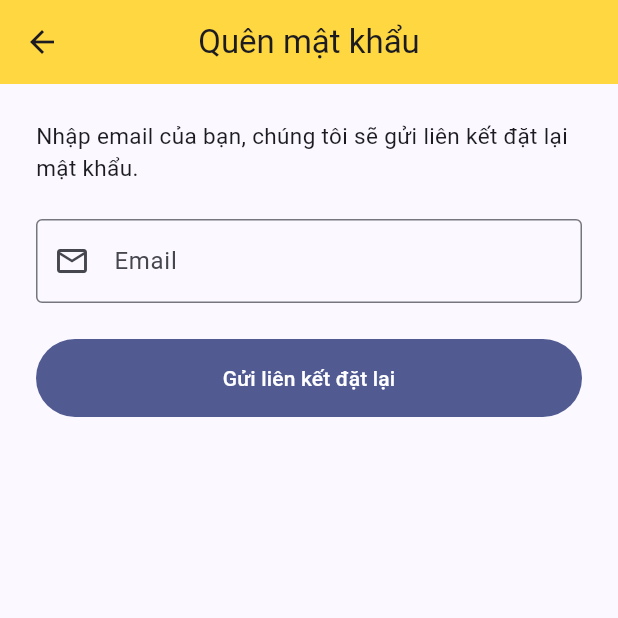
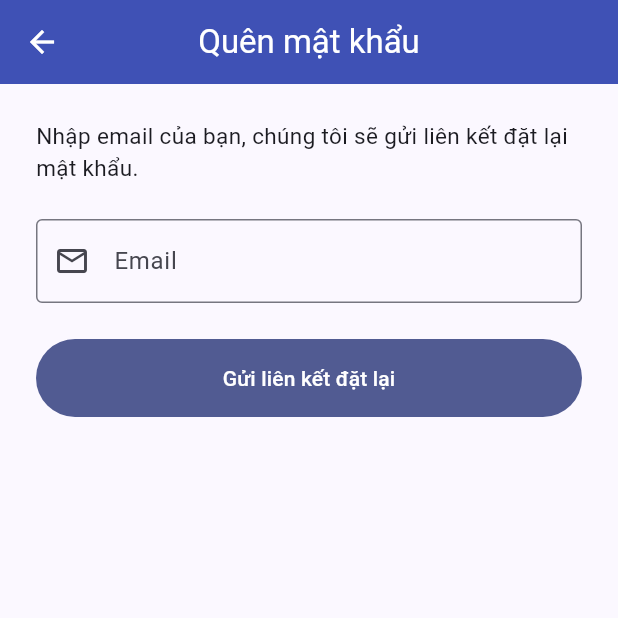
Before and after one commit to DuyVu550/mobile_app, a Flutter app: the screen it shows after launch, after a tap on "Quên mật khẩu?", on a phone screen of 412 x 824 dp, the top half of it. Run offline on Flutter 3.47's test engine with Material 3 defaults, Android fonts, the phone set to English and light mode, and no system bars; our stand-ins replace cloud_firestore, dio, firebase_auth, firebase_core, flutter_riverpod, fpdart and 2 more; accounts and stored records are empty.

Commit message:
feat: redesign login, register, and forgot password screens to premium tech theme

```diff
--- a/lib/features/auth/presentation/views/forgot_password_screen.dart
+++ b/lib/features/auth/presentation/views/forgot_password_screen.dart
@@ -52,7 +52,8 @@ class _ForgotPasswordScreenState extends ConsumerState<ForgotPasswordScreen> {
       appBar: AppBar(
         title: const Text('Quên mật khẩu'),
         centerTitle: true,
-        backgroundColor: Colors.amberAccent,
+        backgroundColor: Colors.indigo,
+        foregroundColor: Colors.white,
       ),
       body: SingleChildScrollView(
         padding: const EdgeInsets.all(24),
--- a/lib/features/auth/presentation/views/login_screen.dart
+++ b/lib/features/auth/presentation/views/login_screen.dart
@@ -50,7 +50,8 @@ class _LoginScreenState extends ConsumerState<LoginScreen> {
       appBar: AppBar(
         title: const Text('Đăng nhập'),
         centerTitle: true,
-        backgroundColor: Colors.amberAccent,
+        backgroundColor: Colors.indigo,
+        foregroundColor: Colors.white,
       ),
       body: Center(
         child: SingleChildScrollView(
@@ -61,10 +62,10 @@ class _LoginScreenState extends ConsumerState<LoginScreen> {
               mainAxisSize: MainAxisSize.min,
               crossAxisAlignment: CrossAxisAlignment.stretch,
               children: [
-                const Icon(Icons.toys, size: 72, color: Colors.amber),
+                const Icon(Icons.devices, size: 72, color: Colors.indigo),
                 const SizedBox(height: 8),
                 const Text(
-                  'Toy Store',
+                  'Tech Store',
                   textAlign: TextAlign.center,
                   style: TextStyle(fontSize: 24, fontWeight: FontWeight.bold),
                 ),
--- a/lib/features/auth/presentation/views/register_screen.dart
+++ b/lib/features/auth/presentation/views/register_screen.dart
@@ -57,7 +57,8 @@ class _RegisterScreenState extends ConsumerState<RegisterScreen> {
       appBar: AppBar(
         title: const Text('Đăng ký'),
         centerTitle: true,
-        backgroundColor: Colors.amberAccent,
+        backgroundColor: Colors.indigo,
+        foregroundColor: Colors.white,
       ),
       body: SingleChildScrollView(
         padding: const EdgeInsets.all(24),
```
